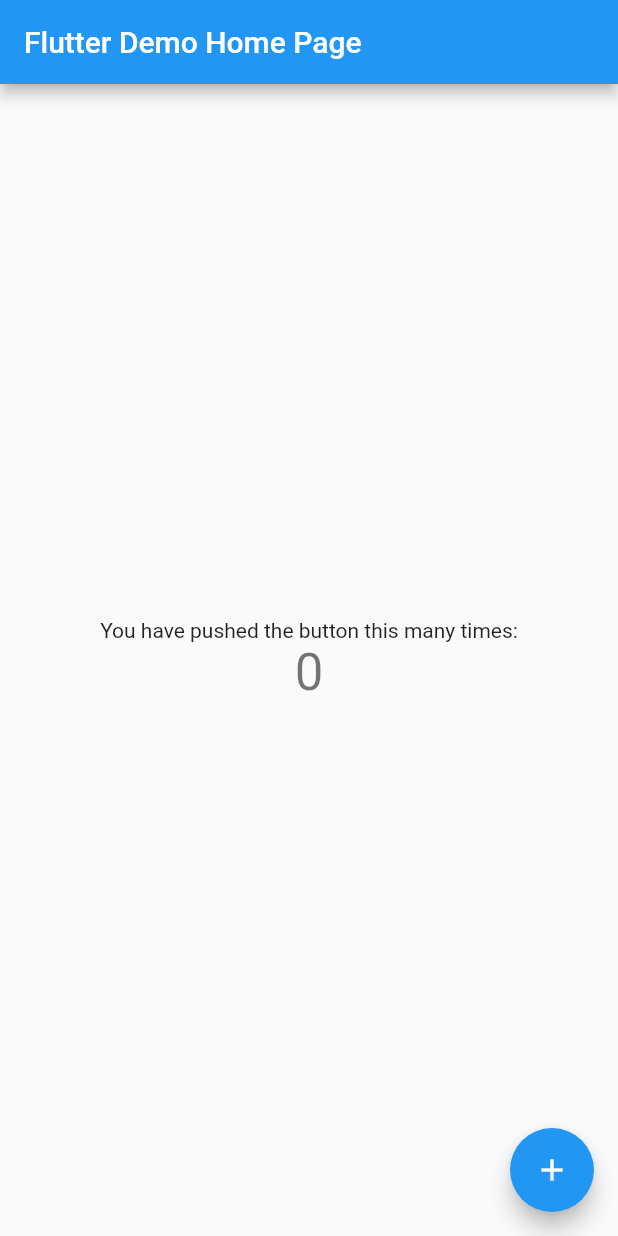
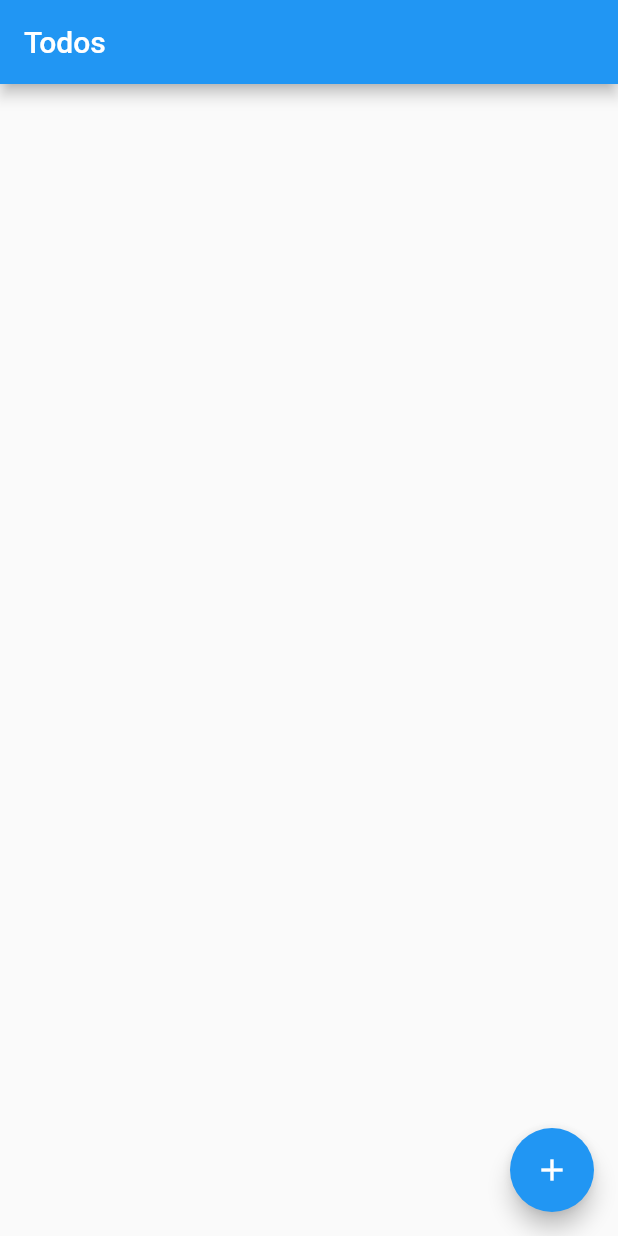
Before and after one commit to denyschornyi/flutter-todo-app, a Flutter app: the screen it shows after launch, on a phone screen of 412 x 824 dp. Run offline on Flutter 3.47's test engine with Material 2 defaults, Android fonts, the phone set to English and light mode, and no system bars; our stand-ins replace sqflite; accounts and stored records are empty.

Commit message:
list of todo items

```diff
--- a/lib/main.dart
+++ b/lib/main.dart
@@ -1,19 +1,22 @@
 import 'package:flutter/material.dart';
+import 'package:todo_flutter/util/dbhelper.dart';
+import 'package:todo_flutter/model/todo.dart';
+import 'package:todo_flutter/screens/todolist.dart';
 
 void main() {
   runApp(MyApp());
 }
 
 class MyApp extends StatelessWidget {
-  // This widget is the root of your application.
   @override
   Widget build(BuildContext context) {
     return MaterialApp(
-      title: 'Flutter Demo',
+      debugShowCheckedModeBanner: false,
+      title: 'Todos',
       theme: ThemeData(
         primarySwatch: Colors.blue,
       ),
-      home: MyHomePage(title: 'Flutter Demo Home Page'),
+      home: new MyHomePage(title: 'Todos'),
     );
   }
 }
@@ -27,39 +30,11 @@ class MyHomePage extends StatefulWidget {
 }
 
 class _MyHomePageState extends State<MyHomePage> {
-  int _counter = 0;
-
-  void _incrementCounter() {
-    setState(() {
-      _counter++;
-    });
-  }
-
   @override
   Widget build(BuildContext context) {
     return Scaffold(
-      appBar: AppBar(
-        title: Text(widget.title),
-      ),
-      body: Center(
-        child: Column(
-          mainAxisAlignment: MainAxisAlignment.center,
-          children: <Widget>[
-            Text(
-              'You have pushed the button this many times:',
-            ),
-            Text(
-              '$_counter',
-              style: Theme.of(context).textTheme.headline4,
-            ),
-          ],
-        ),
-      ),
-      floatingActionButton: FloatingActionButton(
-        onPressed: _incrementCounter,
-        tooltip: 'Increment',
-        child: Icon(Icons.add),
-      ),
+      appBar: AppBar(title: Text(widget.title)),
+      body: TodoList(),
     );
   }
 }
--- a/lib/model/todo.dart
+++ b/lib/model/todo.dart
@@ -5,7 +5,7 @@ class Todo {
   String _date;
   int _priority;
 
-  Todo(this._title, this._date, this._priority, [this._description]);
+  Todo(this._title, this._priority, this._date,  [this._description]);
 
   Todo.withId(this._id, this._title, this._date, this._priority,
       [this._description]);
```
Also changed, not shown: lib/screens/todolist.dart (added, +73 -0 lines), lib/util/dbhelper.dart (+42 -9 lines), 3 other files.
